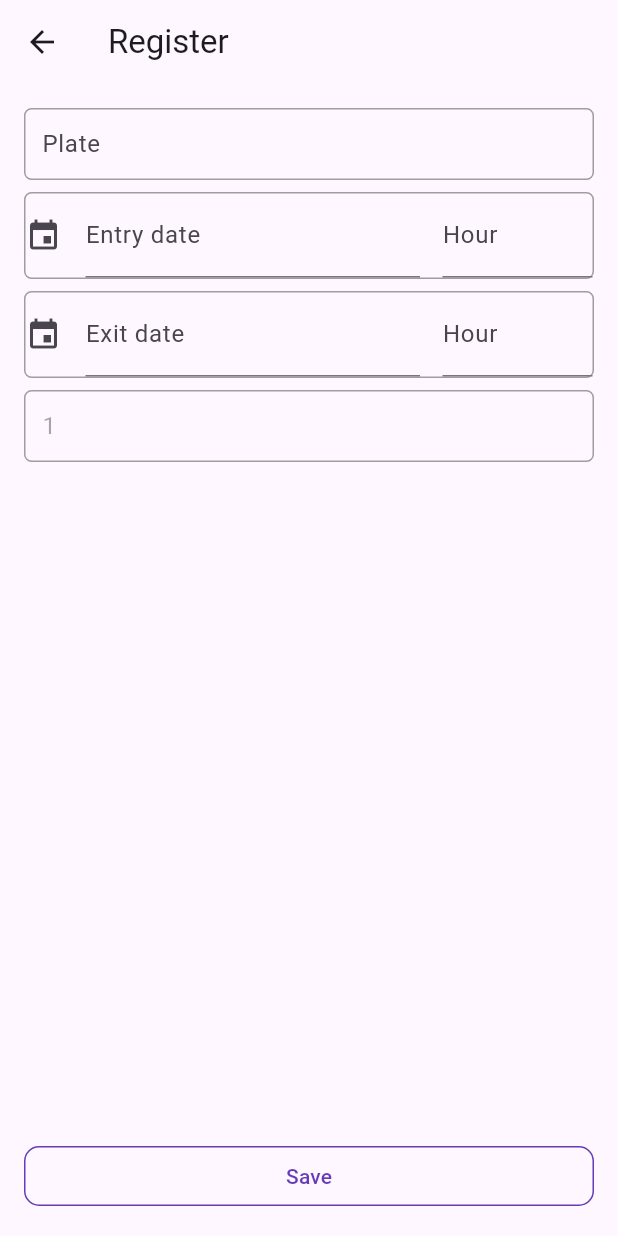
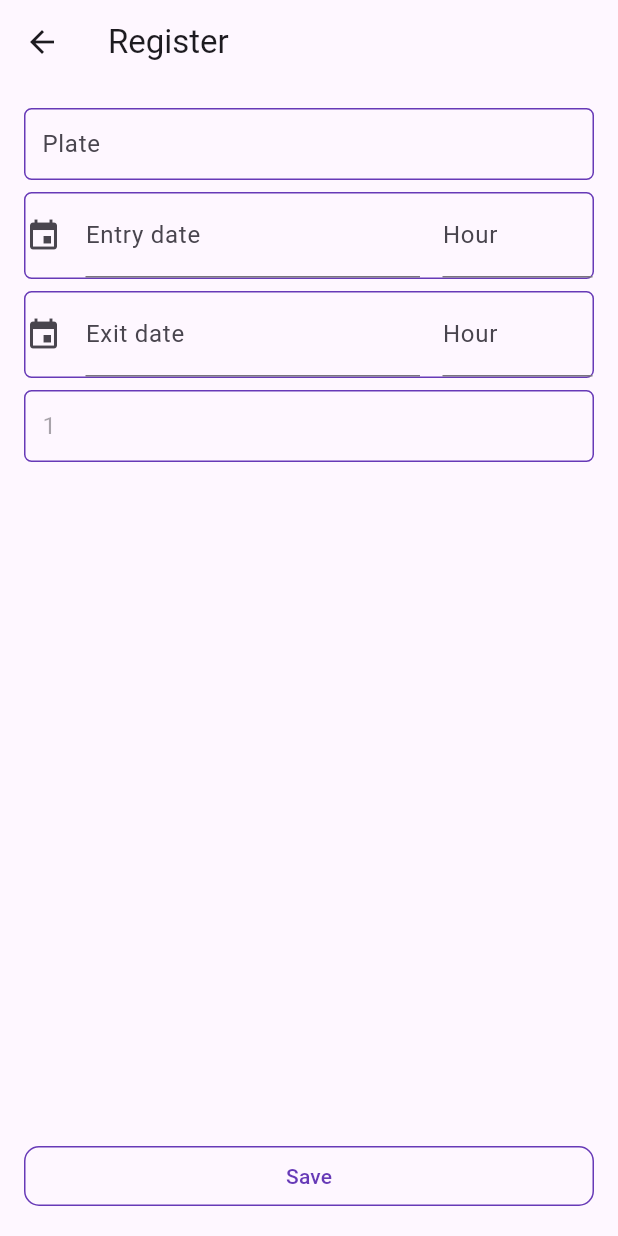
Before and after one commit to ericarodrigs/parking-manager, a Flutter app: the screen it shows after launch, after a tap on an icon or button, on a phone screen of 412 x 824 dp. Run offline on Flutter 3.47's test engine with Material 2 defaults, Android fonts, the phone set to English and light mode, and no system bars; drawn by our look-alikes of date_time_picker; our stand-ins replace bloc, dartz, equatable, flutter_bloc, freezed_annotation, get_it and 2 more; accounts and stored records are empty.

Commit message:
feat: :sparkles: create and apply app colors file

```diff
--- a/lib/main.dart
+++ b/lib/main.dart
@@ -1,4 +1,5 @@
 import 'package:flutter/material.dart';
+import 'package:parking_manager/shared/app_colors.dart';
 import 'package:parking_manager/shared/injector.dart';
 import 'package:parking_manager/shared/routes.dart';
 
@@ -17,7 +18,7 @@ class MyApp extends StatelessWidget {
       debugShowCheckedModeBanner: false,
       title: 'Parking Manager',
       theme: ThemeData(
-        colorScheme: ColorScheme.fromSeed(seedColor: Colors.deepPurple),
+        colorScheme: ColorScheme.fromSeed(seedColor: AppColors.primary),
         useMaterial3: true,
       ),
       routeInformationProvider: AppRouter.router.routeInformationProvider,
--- a/lib/parking_manager/presentation/get_parking_occupied/get_parking_page.dart
+++ b/lib/parking_manager/presentation/get_parking_occupied/get_parking_page.dart
@@ -3,6 +3,7 @@ import 'package:flutter_bloc/flutter_bloc.dart';
 import 'package:go_router/go_router.dart';
 import 'package:parking_manager/parking_manager/presentation/get_parking_occupied/bloc/get_parking_occupied_bloc.dart';
 import 'package:parking_manager/parking_manager/presentation/get_parking_occupied/grid_view_parking.dart';
+import 'package:parking_manager/shared/app_colors.dart';
 import 'package:parking_manager/shared/routes.dart';
 
 class HomePage extends StatefulWidget {
@@ -22,7 +23,7 @@ class _HomePageState extends State<HomePage> {
         title: const Text('Parking Manager'),
         actions: [
           IconButton(
-            icon: const Icon(Icons.calendar_month),
+            icon: const Icon(Icons.history),
             onPressed: () => GoRouter.of(context).push(AppRouter.history),
           ),
         ],
@@ -35,7 +36,7 @@ class _HomePageState extends State<HomePage> {
                   ),
               loading: () => finalView = const Center(
                     child: CircularProgressIndicator(
-                      color: Colors.deepPurple,
+                      color: AppColors.primary,
                     ),
                   ),
               loaded: (parking) =>
--- a/lib/parking_manager/presentation/get_parking_occupied/grid_view_parking.dart
+++ b/lib/parking_manager/presentation/get_parking_occupied/grid_view_parking.dart
@@ -1,6 +1,7 @@
 import 'package:flutter/material.dart';
 import 'package:go_router/go_router.dart';
 import 'package:parking_manager/parking_manager/domain/entities/parking_entity.dart';
+import 'package:parking_manager/shared/app_colors.dart';
 import 'package:parking_manager/shared/routes.dart';
 
 class GridViewParking extends StatelessWidget {
@@ -48,7 +49,7 @@ class GridViewParking extends StatelessWidget {
         extra: {'vacancy': index, 'parkingEntity': parkingEntity},
       ),
       child: Card(
-        color: Colors.red.withOpacity(0.5),
+        color: AppColors.redLight,
         child: Center(
           child: Text('Vacancy ${index + 1} occupied'),
         ),
@@ -63,7 +64,7 @@ class GridViewParking extends StatelessWidget {
         extra: {'vacancy': index, 'parkingEntity': null},
       ),
       child: Card(
-        color: Colors.deepPurple.withOpacity(0.5),
+        color: AppColors.primaryLight,
         child: Center(
           child: Text('Vacancy ${index + 1} free'),
         ),
--- a/lib/parking_manager/presentation/register_parking/register_page.dart
+++ b/lib/parking_manager/presentation/register_parking/register_page.dart
@@ -4,6 +4,7 @@ import 'package:flutter_bloc/flutter_bloc.dart';
 import 'package:parking_manager/parking_manager/domain/entities/parking_entity.dart';
 import 'package:parking_manager/parking_manager/presentation/register_parking/bloc/register_parking_bloc.dart';
 import 'package:parking_manager/parking_manager/presentation/update_parking/bloc/update_parking_bloc.dart';
+import 'package:parking_manager/shared/app_colors.dart';
 import 'package:parking_manager/shared/routes.dart';
 import 'package:parking_manager/shared/widgets/e_primary_button.dart';
 import 'package:parking_manager/shared/widgets/e_text_form_field.dart';
@@ -61,7 +62,7 @@ class RegisterPage extends StatelessWidget {
                 const SizedBox(height: 8),
                 Container(
                   decoration: BoxDecoration(
-                    border: Border.all(color: Colors.grey),
+                    border: Border.all(color: AppColors.primary),
                     borderRadius: BorderRadius.circular(5),
                   ),
                   child: DateTimePicker(
@@ -79,7 +80,7 @@ class RegisterPage extends StatelessWidget {
                 const SizedBox(height: 8),
                 Container(
                   decoration: BoxDecoration(
-                    border: Border.all(color: Colors.grey),
+                    border: Border.all(color: AppColors.primary),
                     borderRadius: BorderRadius.circular(5),
                   ),
                   child: DateTimePicker(
@@ -160,7 +161,7 @@ class RegisterPage extends StatelessWidget {
     ScaffoldMessenger.of(context).showSnackBar(
       SnackBar(
         content: Text(text),
-        backgroundColor: Colors.deepPurple,
+        backgroundColor: AppColors.primary,
       ),
     );
   }
--- /dev/null
+++ b/lib/shared/app_colors.dart
@@ -0,0 +1,10 @@
+import 'package:flutter/material.dart';
+
+class AppColors {
+  static const Color primary = Colors.deepPurple;
+  static Color primaryLight = Colors.deepPurple.withOpacity(0.5);
+  static Color redLight = Colors.red.withOpacity(0.5);
+  static Color greyLight = Colors.blueGrey.withOpacity(0.5);
+  static const Color white = Color(0xFFFFFFFF);
+  static const Color black = Color(0xFF000000);
+}
--- a/lib/shared/widgets/e_primary_button.dart
+++ b/lib/shared/widgets/e_primary_button.dart
@@ -1,4 +1,5 @@
 import 'package:flutter/material.dart';
+import 'package:parking_manager/shared/app_colors.dart';
 
 class EPrimaryButton extends StatelessWidget {
   final String title;
@@ -14,7 +15,7 @@ class EPrimaryButton extends StatelessWidget {
     Key? key,
     required this.title,
     required this.onPressed,
-    this.borderColor = Colors.deepPurple,
+    this.borderColor = AppColors.primary,
     this.backgroundColor = Colors.transparent,
     this.shadowColor = Colors.transparent,
     this.textStyle,
--- a/lib/shared/widgets/e_text_form_field.dart
+++ b/lib/shared/widgets/e_text_form_field.dart
@@ -1,4 +1,5 @@
 import 'package:flutter/material.dart';
+import 'package:parking_manager/shared/app_colors.dart';
 
 class ETextFormField extends StatelessWidget {
   final String hintText;
@@ -20,7 +21,7 @@ class ETextFormField extends StatelessWidget {
     this.controller,
     this.onChanged,
     this.validator,
-    this.borderColor = Colors.grey,
+    this.borderColor = AppColors.primary,
     this.enabled = true,
   });
 
@@ -32,7 +33,7 @@ class ETextFormField extends StatelessWidget {
       keyboardType: inputType,
       textInputAction: inputAction,
       enabled: enabled,
-      cursorColor: Colors.deepPurple,
+      cursorColor: AppColors.primary,
       cursorHeight: 28,
       decoration: InputDecoration(
         contentPadding: const EdgeInsets.all(8),
@@ -52,4 +53,4 @@ class ETextFormField extends StatelessWidget {
 
 OutlineInputBorder border = OutlineInputBorder(
     borderRadius: BorderRadius.circular(5),
-    borderSide: const BorderSide(color: Colors.grey));
+    borderSide: const BorderSide(color: AppColors.primary));
```
